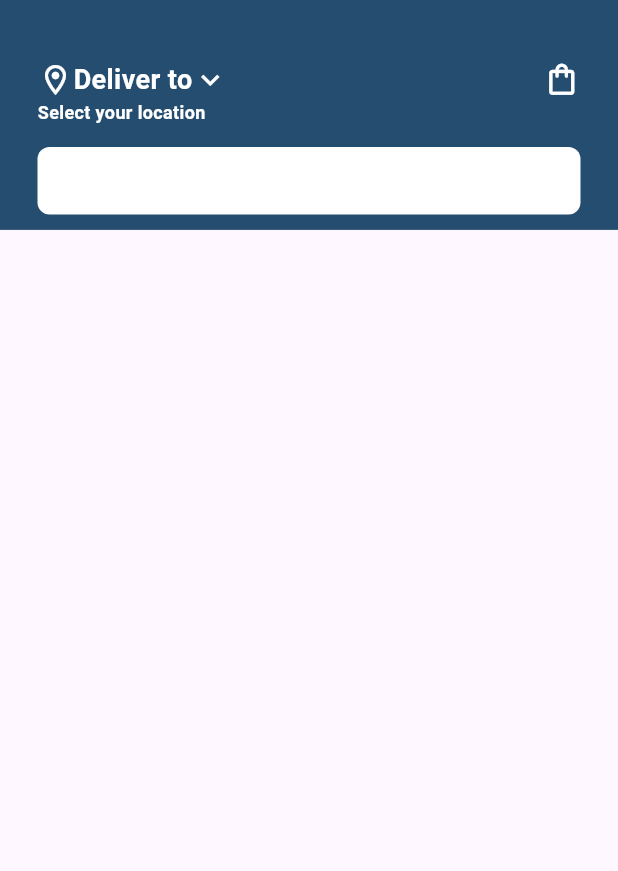
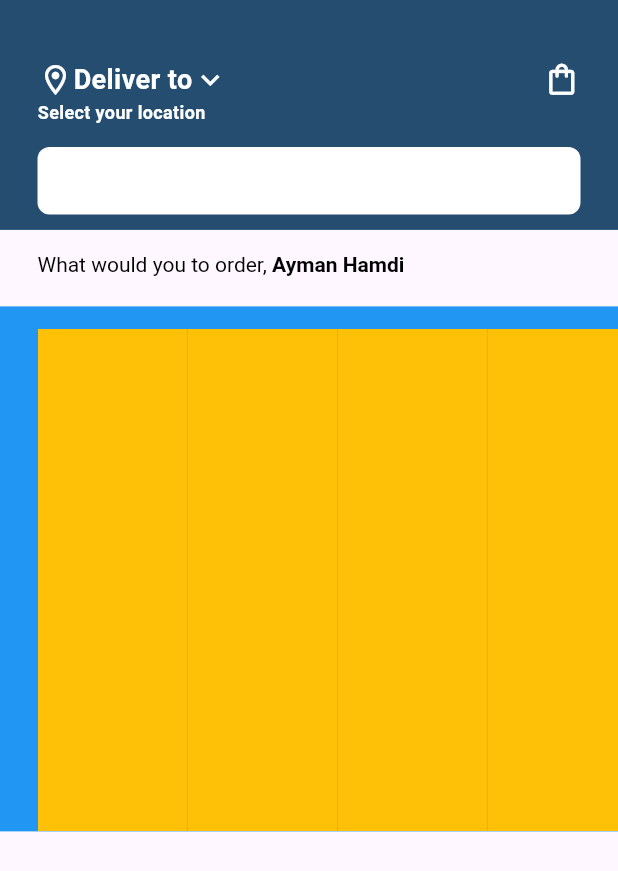
Before and after one commit to ayman-dev09/deliveryapp, a Flutter app: the screen it shows after launch, on a phone screen of 412 x 824 dp. Shown: the top 871 px of the screen. Run offline on Flutter 3.47's test engine with Material 3 defaults, Android fonts, the phone set to English and light mode, and no system bars; our stand-ins replace get.

Commit message:
commit 15-09-2025 office

```diff
--- a/lib/main.dart
+++ b/lib/main.dart
@@ -1,5 +1,5 @@
 import 'package:deliveryapp/utils/size_config.dart';
-import 'package:deliveryapp/view/pages/home_screen/home_screen.dart';
+import 'package:deliveryapp/view/pages/home_screen.dart';
 import 'package:flutter/material.dart';
 import 'package:get/get_navigation/get_navigation.dart';
 
--- /dev/null
+++ b/lib/view/pages/home_screen.dart
@@ -0,0 +1,22 @@
+import 'package:deliveryapp/view/pages/home_screen_widgets/appbar_home_screen_widget.dart';
+import 'package:deliveryapp/view/pages/home_screen_widgets/horizontal_list_widget.dart';
+import 'package:deliveryapp/view/pages/home_screen_widgets/username_text_widget.dart';
+import 'package:flutter/material.dart';
+
+class HomeScreen extends StatelessWidget {
+  const HomeScreen({super.key});
+
+  @override
+  Widget build(BuildContext context) {
+    return Scaffold(
+      body: Column(
+        crossAxisAlignment: CrossAxisAlignment.start,
+        children: [
+          AppbarHomeScreenWidget(),
+          UsernameTextWidget(),
+          HorizontalListWidget(),
+        ],
+      ),
+    );
+  }
+}
--- a/lib/view/pages/home_screen/home_screen.dart
+++ /dev/null
@@ -1,11 +0,0 @@
-import 'package:deliveryapp/view/pages/home_screen/home_screen_widgets/appbar_home_screen_widget.dart';
-import 'package:flutter/material.dart';
-
-class HomeScreen extends StatelessWidget {
-  const HomeScreen({super.key});
-
-  @override
-  Widget build(BuildContext context) {
-    return Scaffold(body: Column(children: [AppbarHomeScreenWidget()]));
-  }
-}
--- /dev/null
+++ b/lib/view/pages/home_screen_widgets/horizontal_list_widget.dart
@@ -0,0 +1,36 @@
+import 'package:flutter/material.dart';
+
+class HorizontalListWidget extends StatelessWidget {
+  const HorizontalListWidget({super.key});
+
+  @override
+  Widget build(BuildContext context) {
+    return Padding(
+      padding: const EdgeInsets.only(top: 20),
+      child: Container(
+        width: double.infinity,
+        height: 350,
+        color: Colors.blue,
+        child: Padding(
+          padding: const EdgeInsets.only(top: 15, left: 25),
+          child: SizedBox(
+            width: 120,
+            height: 220,
+            child: ListView.builder(
+              itemCount: 10,
+              shrinkWrap: true,
+              scrollDirection: Axis.horizontal,
+              itemBuilder: (_, index) {
+                return item();
+              },
+            ),
+          ),
+        ),
+      ),
+    );
+  }
+
+  Widget item() {
+    return Container(width: 100, height: 200, color: Colors.amber);
+  }
+}
--- /dev/null
+++ b/lib/view/pages/home_screen_widgets/username_text_widget.dart
@@ -0,0 +1,29 @@
+import 'package:flutter/material.dart';
+
+class UsernameTextWidget extends StatelessWidget {
+  const UsernameTextWidget({super.key});
+
+  @override
+  Widget build(BuildContext context) {
+    return Padding(
+      padding: const EdgeInsets.only(left: 25, right: 25, top: 15),
+      child: RichText(
+        text: TextSpan(
+          children: [
+            TextSpan(
+              text: 'What would you to order, ',
+              style: TextStyle(color: Colors.black),
+            ),
+            TextSpan(
+              text: 'Ayman Hamdi',
+              style: TextStyle(
+                color: Colors.black,
+                fontWeight: FontWeight.bold,
+              ),
+            ),
+          ],
+        ),
+      ),
+    );
+  }
+}
```
Also changed, not shown: lib/view/pages/home_screen_widgets/appbar_home_screen_widget.dart (renamed from lib/view/pages/home_screen/home_screen_widgets/appbar_home_screen_widget.dart).
